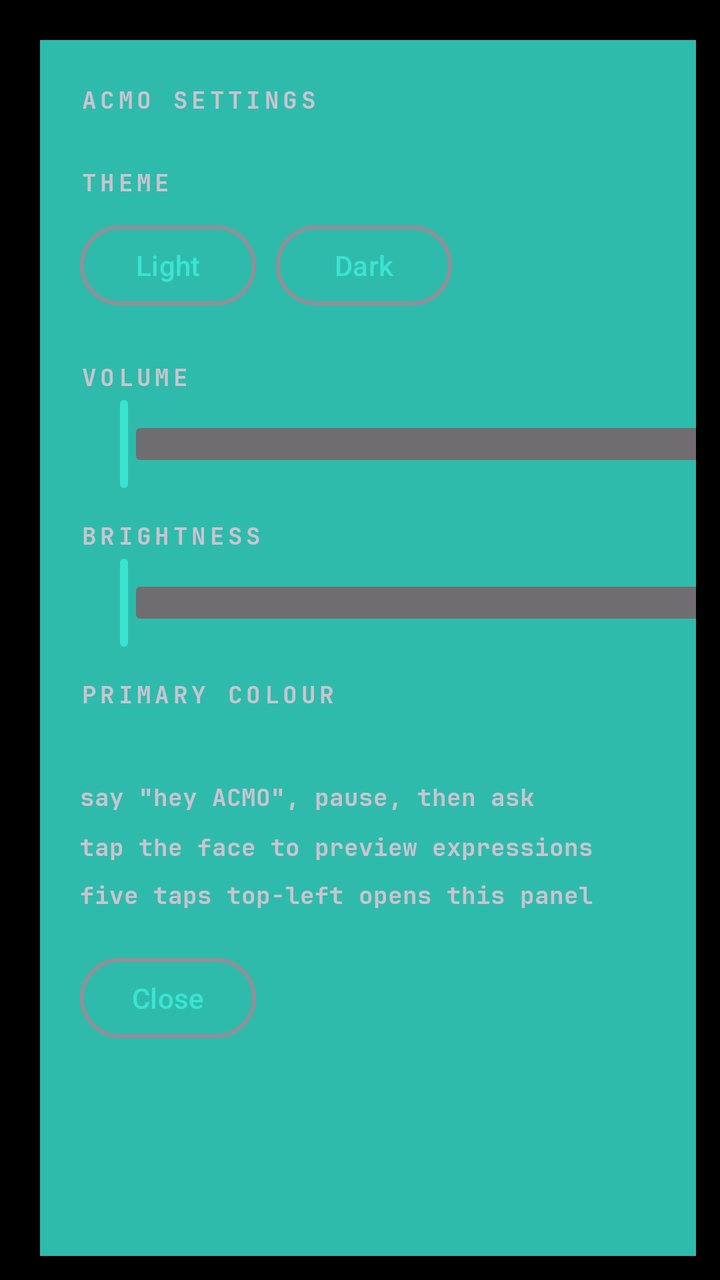
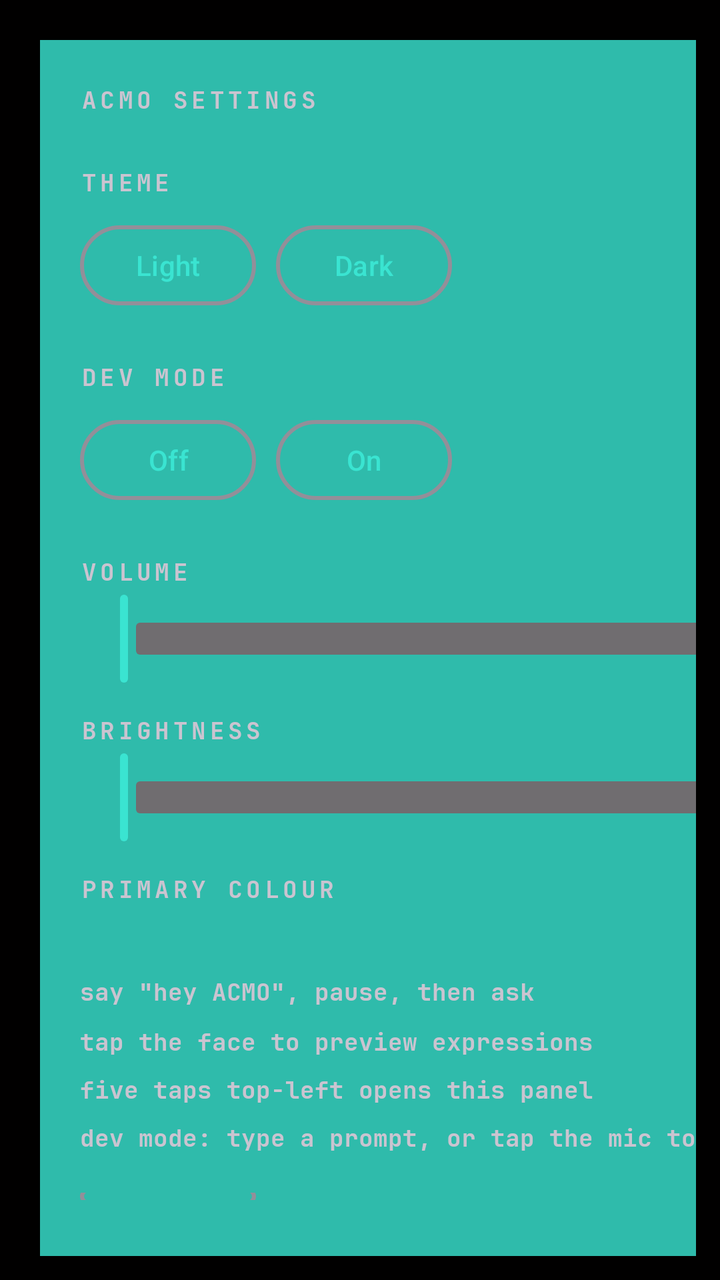

Compare the two renders of this Android layout. The source of the first and the diff that turns it into the second are given below.
<!-- AndroidManifest.xml: application theme Theme.Acmo -->
<!-- res/layout/view_settings.xml -->
<?xml version="1.0" encoding="utf-8"?>
<FrameLayout xmlns:android="http://schemas.android.com/apk/res/android"
    android:layout_width="wrap_content"
    android:layout_height="wrap_content"
    android:padding="12dp">

    
    <View
        android:id="@+id/settingsShadow"
        android:layout_width="@dimen/settings_card_width"
        android:layout_height="match_parent"
        android:background="@color/acm_teal_mid"
        android:translationX="8dp"
        android:translationY="8dp" />

    <LinearLayout
        android:id="@+id/settingsCard"
        android:layout_width="@dimen/settings_card_width"
        android:layout_height="wrap_content"
        android:orientation="vertical"
        android:padding="28dp">

        <TextView
            android:id="@+id/titleText"
            style="@style/Eyebrow"
            android:text="@string/settings_title" />

        <TextView
            android:id="@+id/labelTheme"
            style="@style/Eyebrow"
            android:layout_marginTop="22dp"
            android:text="@string/settings_theme" />

        <LinearLayout
            android:layout_width="match_parent"
            android:layout_height="wrap_content"
            android:layout_marginTop="8dp"
            android:orientation="horizontal">

            <com.google.android.material.button.MaterialButton
                android:id="@+id/btnLight"
                style="@style/Pill"
                android:text="@string/settings_light" />

            <com.google.android.material.button.MaterialButton
                android:id="@+id/btnDark"
                style="@style/Pill"
                android:layout_marginStart="10dp"
                android:text="@string/settings_dark" />
        </LinearLayout>

        <TextView
            android:id="@+id/labelVolume"
            style="@style/Eyebrow"
            android:layout_marginTop="22dp"
            android:text="@string/settings_volume" />

        <com.google.android.material.slider.Slider
            android:id="@+id/sliderVolume"
            style="@style/SettingSlider"
            android:stepSize="1"
            android:valueFrom="0"
            android:valueTo="100" />

        <TextView
            android:id="@+id/labelBrightness"
            style="@style/Eyebrow"
            android:layout_marginTop="12dp"
            android:text="@string/settings_brightness" />

        <com.google.android.material.slider.Slider
            android:id="@+id/sliderBrightness"
            style="@style/SettingSlider"
            android:stepSize="1"
            android:valueFrom="5"
            android:valueTo="100" />

        <TextView
            android:id="@+id/labelColour"
            style="@style/Eyebrow"
            android:layout_marginTop="12dp"
            android:text="@string/settings_colour" />

        
        <LinearLayout
            android:id="@+id/swatches"
            android:layout_width="match_parent"
            android:layout_height="wrap_content"
            android:layout_marginTop="10dp"
            android:orientation="horizontal" />

        <TextView
            android:id="@+id/hintText"
            android:layout_width="match_parent"
            android:layout_height="wrap_content"
            android:layout_marginTop="22dp"
            android:fontFamily="@font/jetbrains_mono_bold"
            android:lineSpacingMultiplier="1.5"
            android:text="@string/settings_hint"
            android:textSize="12sp" />

        <com.google.android.material.button.MaterialButton
            android:id="@+id/btnClose"
            style="@style/Pill"
            android:layout_marginTop="18dp"
            android:text="@string/settings_close" />
    </LinearLayout>
</FrameLayout>
<!-- resources referenced by this layout -->
<resources>
  <color name="acm_teal_mid">#2FBBAB</color>
  <dimen name="settings_card_width">520dp</dimen>
  <string name="settings_brightness">Brightness</string>
  <string name="settings_close">Close</string>
  <string name="settings_colour">Primary colour</string>
  <string name="settings_dark">Dark</string>
  <string name="settings_hint">say \"hey ACMO\", pause, then ask\ntap the face to preview expressions\nfive taps top-left opens this panel</string>
  <string name="settings_light">Light</string>
  <string name="settings_theme">Theme</string>
  <string name="settings_title">ACMO settings</string>
  <string name="settings_volume">Volume</string>
  <style name="Eyebrow">
          <item name="android:layout_width">wrap_content</item>
          <item name="android:layout_height">wrap_content</item>
          <item name="android:fontFamily">@font/jetbrains_mono_bold</item>
          <item name="android:textSize">12sp</item>
          <item name="android:letterSpacing">0.15</item>
          <item name="android:textAllCaps">true</item>
      </style>
  <style name="Pill" parent="Widget.Material3.Button.OutlinedButton">
          <item name="android:layout_width">wrap_content</item>
          <item name="android:layout_height">wrap_content</item>
          <item name="android:paddingLeft">22dp</item>
          <item name="android:paddingRight">22dp</item>
          <item name="android:textSize">14sp</item>
          <item name="android:textAllCaps">false</item>
          <item name="strokeWidth">2dp</item>
          <item name="cornerRadius">9999dp</item>
      </style>
  <style name="SettingSlider" parent="Widget.Material3.Slider">
          <item name="android:layout_width">match_parent</item>
          <item name="android:layout_height">wrap_content</item>
          <item name="labelBehavior">gone</item>
          <item name="tickVisible">false</item>
          <item name="trackColorActive">@color/acm_teal</item>
          <item name="trackColorInactive">@color/light_gray</item>
          <item name="thumbColor">@color/acm_teal</item>
          <item name="haloColor">#332FBBAB</item>
      </style>
  <style name="Theme.Acmo" parent="Theme.Material3.Dark.NoActionBar">
          <item name="colorPrimary">@color/acm_teal</item>
          <item name="colorOnPrimary">@color/ink</item>
          <item name="android:windowBackground">@color/ink</item>
          <item name="android:statusBarColor">@android:color/transparent</item>
          <item name="android:navigationBarColor">@android:color/transparent</item>
      </style>
  <color name="acm_teal">#3AE4D1</color>
  <color name="light_gray">#706D70</color>
  <color name="ink">#010000</color>
</resources>

<!-- the commit's change to res/layout/view_settings.xml (unified diff, before → after) -->
@@ -47,6 +47,30 @@
                 style="@style/Pill"
                 android:layout_marginStart="10dp"
                 android:text="@string/settings_dark" />
+        </LinearLayout>
+
+        <TextView
+            android:id="@+id/labelDev"
+            style="@style/Eyebrow"
+            android:layout_marginTop="22dp"
+            android:text="@string/settings_dev" />
+
+        <LinearLayout
+            android:layout_width="match_parent"
+            android:layout_height="wrap_content"
+            android:layout_marginTop="8dp"
+            android:orientation="horizontal">
+
+            <com.google.android.material.button.MaterialButton
+                android:id="@+id/btnDevOff"
+                style="@style/Pill"
+                android:text="@string/settings_off" />
+
+            <com.google.android.material.button.MaterialButton
+                android:id="@+id/btnDevOn"
+                style="@style/Pill"
+                android:layout_marginStart="10dp"
+                android:text="@string/settings_on" />
         </LinearLayout>
 
         <TextView
<!-- resource entries referenced after the edit -->
@@ -6,8 +6,11 @@
   <string name="settings_close">Close</string>
   <string name="settings_colour">Primary colour</string>
   <string name="settings_dark">Dark</string>
-  <string name="settings_hint">say \"hey ACMO\", pause, then ask\ntap the face to preview expressions\nfive taps top-left opens this panel</string>
+  <string name="settings_dev">Dev mode</string>
+  <string name="settings_hint">say \"hey ACMO\", pause, then ask\ntap the face to preview expressions\nfive taps top-left opens this panel\ndev mode: type a prompt, or tap the mic to skip the wake word</string>
   <string name="settings_light">Light</string>
+  <string name="settings_off">Off</string>
+  <string name="settings_on">On</string>
   <string name="settings_theme">Theme</string>
   <string name="settings_title">ACMO settings</string>
   <string name="settings_volume">Volume</string>
